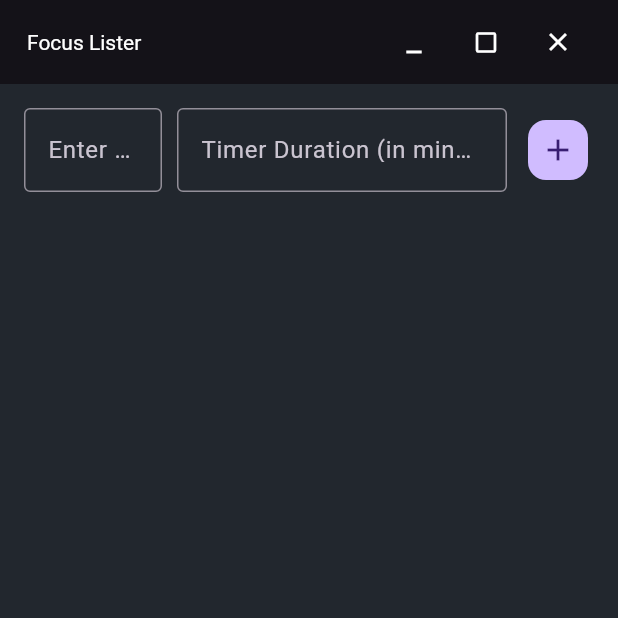
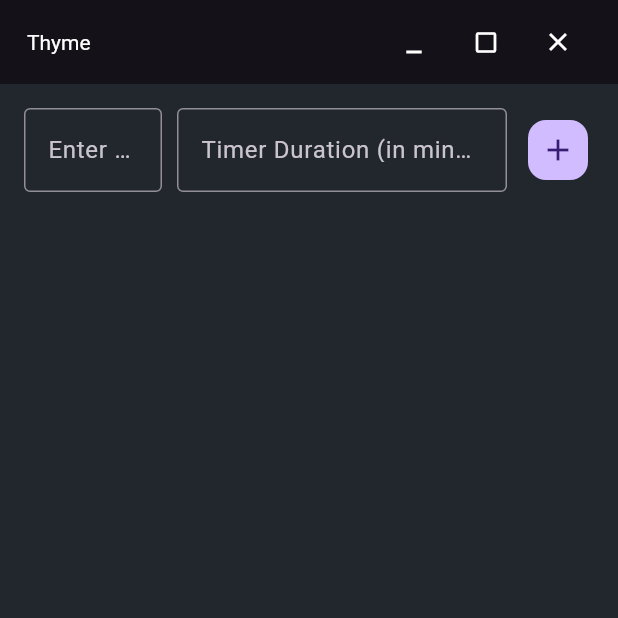
Before and after one commit to banana-man10/thyme2, a Flutter app: the screen it shows after launch, on a phone screen of 412 x 824 dp, the top half of it. Run offline on Flutter 3.47's test engine with Material 3 defaults, Android fonts, the light colour scheme and no system bars; missing offline and left inert: window_manager.

Commit message:
refactor: update title and improve window management in focus and list pages

```diff
--- a/lib/custom_title_bar.dart
+++ b/lib/custom_title_bar.dart
@@ -12,7 +12,6 @@
       height: preferredSize.height,
       child: Row(
         children: [
-          // --- THIS IS NOW THE DRAGGABLE AREA ---
           Expanded(
             child: DragToMoveArea(
               child: Container(
@@ -20,14 +19,13 @@
                 alignment: Alignment.centerLeft,
                 padding: const EdgeInsets.only(left: 2.0),
                 child: const Text(
-                  'Focus Lister',
+                  'Thyme',
                   style: TextStyle(color: Colors.white, fontSize: 14),
                 ),
               ),
             ),
           ),
 
-          // --- THESE BUTTONS ARE NO LONGER INSIDE A DRAGTOMOVEAREA ---
           const WindowButtons(),
         ],
       ),
@@ -38,7 +36,6 @@
   Size get preferredSize => const Size.fromHeight(40); // Standard app bar height
 }
 
-// --- Widget for the window control buttons ---
 
 class WindowButtons extends StatelessWidget {
   const WindowButtons({super.key});
--- a/lib/list_page.dart
+++ b/lib/list_page.dart
@@ -5,6 +5,7 @@
 import 'task_provider.dart';
 import 'main.dart'; // To get kDefaultSize
 import 'custom_title_bar.dart';
+import 'dart:io';
 
 class ListPage extends StatefulWidget {
   const ListPage({super.key});
@@ -75,7 +76,17 @@
         padding: const EdgeInsets.all(16.0),
         child: Column(
           children: [
-            // --- Input Row ---
+
+            if (Platform.isMacOS) ...[
+              const Text(
+                'Note: We cannot test bugs on MacOS because they are 4000 thousand dollars. If you see a bug on Mac, please report it on github!',
+                style: TextStyle(color: Colors.orangeAccent),
+              ),
+              const SizedBox(height: 10),
+            ],
+
+
+
             Row(
               children: [
                 Expanded(
--- a/lib/main.dart
+++ b/lib/main.dart
@@ -39,7 +39,7 @@
     return ChangeNotifierProvider(
       create: (context) => TaskProvider(),
       child: MaterialApp(
-        title: 'Focus Lister',
+        title: 'Thyme',
         theme: ThemeData.dark().copyWith(
           scaffoldBackgroundColor: const Color(0xFF22272e),
           primaryColor: Colors.blueAccent,
```
Also changed, not shown: lib/focus_page.dart (+36 -1 lines).
